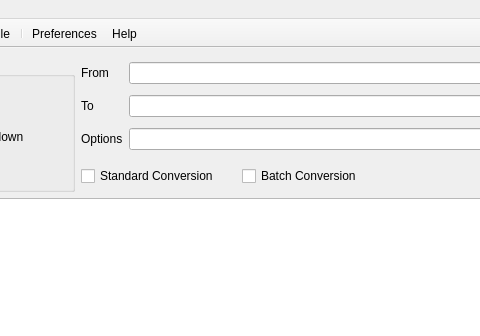
apaeffgen/PanConvert, file source/gui/panconvert_gui.ui: the form before one commit; both pictures show x 220 to 700 and y 0 to 336 of the 850 by 600 pixel window.
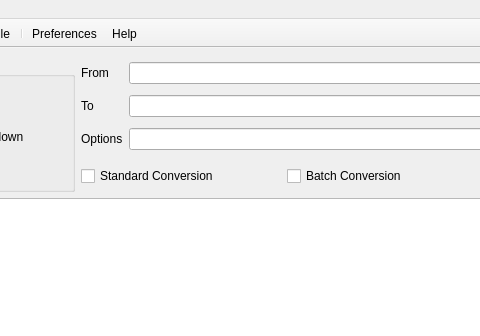
The form after the commit. Icons and pictures are not drawn.

What changed in the file:
```diff
--- a/source/gui/panconvert_gui.ui
+++ b/source/gui/panconvert_gui.ui
@@ -322,7 +322,7 @@
        <widget class="QCheckBox" name="StandardConversion">
         <property name="maximumSize">
          <size>
-          <width>155</width>
+          <width>200</width>
           <height>16777215</height>
          </size>
         </property>
```
